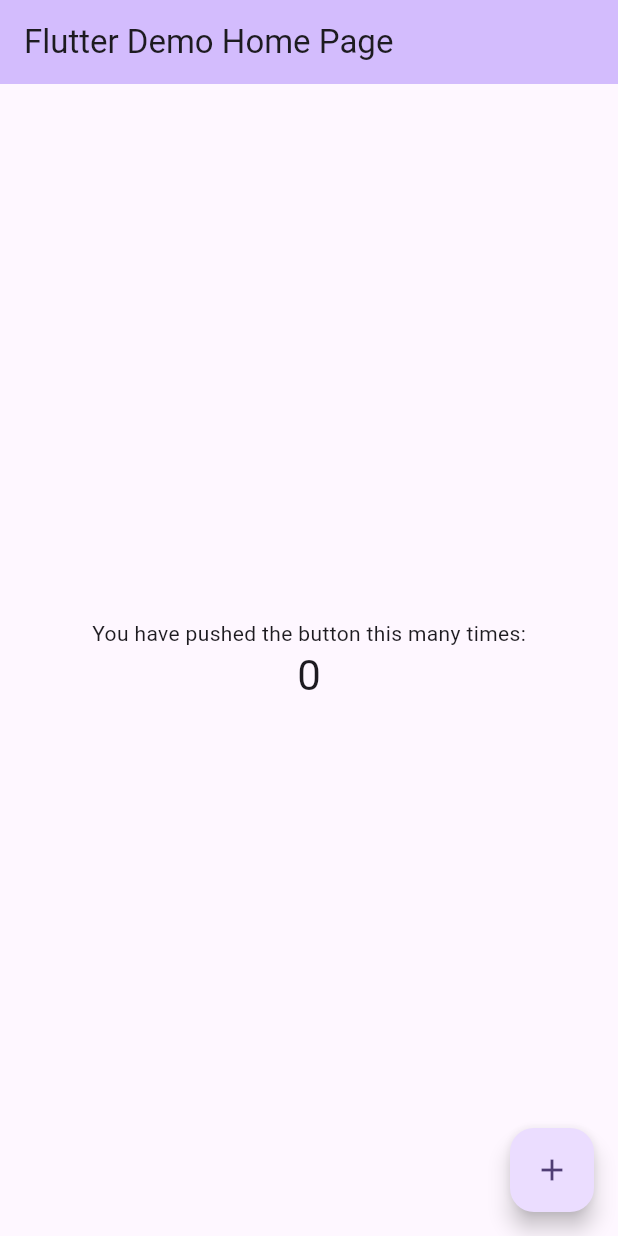
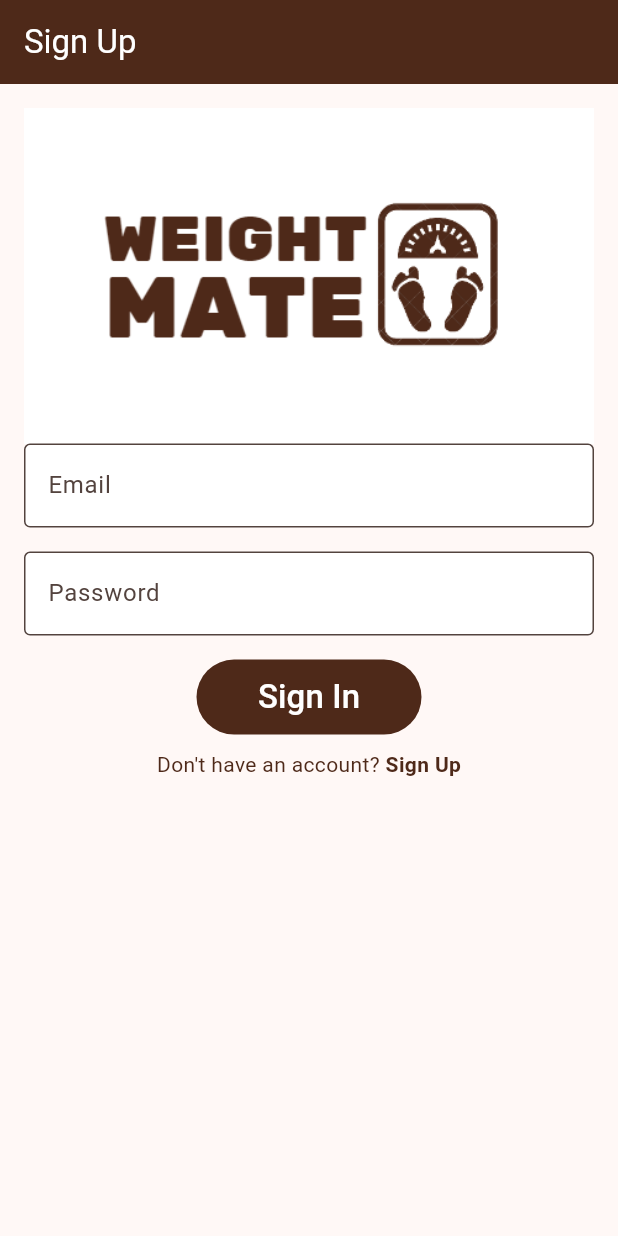
Before and after one commit to DiyaSingla/weightmate, a Flutter app: the screen it shows after launch, on a phone screen of 412 x 824 dp. Run offline on Flutter 3.47's test engine with Material 3 defaults, Android fonts, the phone set to English and light mode, and no system bars.

Commit message:
app screens added

```diff
--- a/lib/main.dart
+++ b/lib/main.dart
@@ -1,4 +1,6 @@
 import 'package:flutter/material.dart';
+import 'package:weightmate/screens/splash_screen.dart';
+import 'package:weightmate/utils/colors.dart';
 
 void main() {
   runApp(const MyApp());
@@ -7,119 +9,17 @@
 class MyApp extends StatelessWidget {
   const MyApp({super.key});
 
-  // This widget is the root of your application.
   @override
   Widget build(BuildContext context) {
     return MaterialApp(
-      title: 'Flutter Demo',
+      title: 'Weight Mate',
       theme: ThemeData(
-        // This is the theme of your application.
-        //
-        // TRY THIS: Try running your application with "flutter run". You'll see
-        // the application has a purple toolbar. Then, without quitting the app,
-        // try changing the seedColor in the colorScheme below to Colors.green
-        // and then invoke "hot reload" (save your changes or press the "hot
-        // reload" button in a Flutter-supported IDE, or press "r" if you used
-        // the command line to start the app).
-        //
-        // Notice that the counter didn't reset back to zero; the application
-        // state is not lost during the reload. To reset the state, use hot
-        // restart instead.
-        //
-        // This works for code too, not just values: Most code changes can be
-        // tested with just a hot reload.
-        colorScheme: ColorScheme.fromSeed(seedColor: Colors.deepPurple),
-        useMaterial3: true,
-      ),
-      home: const MyHomePage(title: 'Flutter Demo Home Page'),
+          appBarTheme: const AppBarTheme(
+              color: primaryColor, foregroundColor: Colors.white),
+          colorSchemeSeed: primaryColor,
+          useMaterial3: true),
+      home: const SplashScreen(),
+      debugShowCheckedModeBanner: false,
     );
   }
 }
-
-class MyHomePage extends StatefulWidget {
-  const MyHomePage({super.key, required this.title});
-
-  // This widget is the home page of your application. It is stateful, meaning
-  // that it has a State object (defined below) that contains fields that affect
-  // how it looks.
-
-  // This class is the configuration for the state. It holds the values (in this
-  // case the title) provided by the parent (in this case the App widget) and
-  // used by the build method of the State. Fields in a Widget subclass are
-  // always marked "final".
-
-  final String title;
-
-  @override
-  State<MyHomePage> createState() => _MyHomePageState();
-}
-
-class _MyHomePageState extends State<MyHomePage> {
-  int _counter = 0;
-
-  void _incrementCounter() {
-    setState(() {
-      // This call to setState tells the Flutter framework that something has
-      // changed in this State, which causes it to rerun the build method below
-      // so that the display can reflect the updated values. If we changed
-      // _counter without calling setState(), then the build method would not be
-      // called again, and so nothing would appear to happen.
-      _counter++;
-    });
-  }
-
-  @override
-  Widget build(BuildContext context) {
-    // This method is rerun every time setState is called, for instance as done
-    // by the _incrementCounter method above.
-    //
-    // The Flutter framework has been optimized to make rerunning build methods
-    // fast, so that you can just rebuild anything that needs updating rather
-    // than having to individually change instances of widgets.
-    return Scaffold(
-      appBar: AppBar(
-        // TRY THIS: Try changing the color here to a specific color (to
-        // Colors.amber, perhaps?) and trigger a hot reload to see the AppBar
-        // change color while the other colors stay the same.
-        backgroundColor: Theme.of(context).colorScheme.inversePrimary,
-        // Here we take the value from the MyHomePage object that was created by
-        // the App.build method, and use it to set our appbar title.
-        title: Text(widget.title),
-      ),
-      body: Center(
-        // Center is a layout widget. It takes a single child and positions it
-        // in the middle of the parent.
-        child: Column(
-          // Column is also a layout widget. It takes a list of children and
-          // arranges them vertically. By default, it sizes itself to fit its
-          // children horizontally, and tries to be as tall as its parent.
-          //
-          // Column has various properties to control how it sizes itself and
-          // how it positions its children. Here we use mainAxisAlignment to
-          // center the children vertically; the main axis here is the vertical
-          // axis because Columns are vertical (the cross axis would be
-          // horizontal).
-          //
-          // TRY THIS: Invoke "debug painting" (choose the "Toggle Debug Paint"
-          // action in the IDE, or press "p" in the console), to see the
-          // wireframe for each widget.
-          mainAxisAlignment: MainAxisAlignment.center,
-          children: <Widget>[
-            const Text(
-              'You have pushed the button this many times:',
-            ),
-            Text(
-              '$_counter',
-              style: Theme.of(context).textTheme.headlineMedium,
-            ),
-          ],
-        ),
-      ),
-      floatingActionButton: FloatingActionButton(
-        onPressed: _incrementCounter,
-        tooltip: 'Increment',
-        child: const Icon(Icons.add),
-      ), // This trailing comma makes auto-formatting nicer for build methods.
-    );
-  }
-}
--- /dev/null
+++ b/lib/screens/signin_screen.dart
@@ -0,0 +1,77 @@
+import 'package:flutter/material.dart';
+import 'package:weightmate/screens/home_screen.dart';
+import 'package:weightmate/screens/signup_screen.dart';
+import 'package:weightmate/utils/widgets.dart';
+
+class SignInPage extends StatefulWidget {
+  const SignInPage({super.key});
+
+  @override
+  SignInPageState createState() => SignInPageState();
+}
+
+class SignInPageState extends State<SignInPage> {
+  final TextEditingController _emailController = TextEditingController();
+  final TextEditingController _passwordController = TextEditingController();
+
+  @override
+  Widget build(BuildContext context) {
+    return Scaffold(
+      appBar: AppBar(
+        title: const Text('Sign Up'),
+        automaticallyImplyLeading: false,
+      ),
+      body: Padding(
+        padding: const EdgeInsets.all(16.0),
+        child: Column(
+          crossAxisAlignment: CrossAxisAlignment.center,
+          children: [
+            Image.asset("assets/images/logo2.png"),
+            // Email Field
+            TextField(
+              controller: _emailController,
+              decoration: const InputDecoration(
+                labelText: 'Email',
+                border: OutlineInputBorder(),
+                filled: true,
+                fillColor: Colors.white,
+              ),
+              keyboardType: TextInputType.emailAddress,
+            ),
+            const SizedBox(height: 16),
+
+            // Password Field
+            TextField(
+              controller: _passwordController,
+              decoration: const InputDecoration(
+                labelText: 'Password',
+                border: OutlineInputBorder(),
+                filled: true,
+                fillColor: Colors.white,
+              ),
+              obscureText: true,
+            ),
+            const SizedBox(height: 16),
+
+            // Sign In Button
+            signInSignUpButton(context, true, () {
+              Navigator.push(
+                  context,
+                  MaterialPageRoute(
+                      builder: (context) => const HomePage(idx: 0)));
+            }),
+
+            const SizedBox(
+              height: 10,
+            ),
+
+            switchPage(context, true, () {
+              Navigator.push(context,
+                  MaterialPageRoute(builder: (context) => const SignUpPage()));
+            })
+          ],
+        ),
+      ),
+    );
+  }
+}
--- /dev/null
+++ b/lib/utils/colors.dart
@@ -0,0 +1,6 @@
+import 'dart:ui';
+
+import 'package:flutter/material.dart';
+
+const primaryColor = Color(0xff4e2919);
+const bgColor = Color.fromARGB(255, 250, 242, 227);
--- /dev/null
+++ b/lib/utils/widgets.dart
@@ -0,0 +1,42 @@
+import 'package:flutter/material.dart';
+import 'package:weightmate/utils/colors.dart';
+
+Widget signInSignUpButton(
+    BuildContext context, bool isSignIn, Function() onPressed) {
+  return ElevatedButton(
+    onPressed: onPressed,
+    style: ElevatedButton.styleFrom(
+      backgroundColor: primaryColor,
+      elevation: 0,
+      shape: RoundedRectangleBorder(
+        borderRadius: BorderRadius.circular(30),
+      ),
+      minimumSize: const Size(150, 50),
+    ),
+    child: Text(
+      (isSignIn ? "Sign In" : "Sign Up"),
+      style: const TextStyle(
+        fontSize: 22,
+        color: Colors.white,
+      ),
+    ),
+  );
+}
+
+Row switchPage(BuildContext context, bool isSignIn, Function() onTap) {
+  return Row(
+    mainAxisAlignment: MainAxisAlignment.center,
+    children: [
+      Text((isSignIn ? "Don't have an account? " : "Already have an account? "),
+          style: const TextStyle(color: primaryColor)),
+      GestureDetector(
+        onTap: onTap,
+        child: Text(
+          (isSignIn ? "Sign Up" : "Sign In"),
+          style:
+              const TextStyle(color: primaryColor, fontWeight: FontWeight.bold),
+        ),
+      )
+    ],
+  );
+}
--- a/pubspec.yaml
+++ b/pubspec.yaml
@@ -35,6 +35,8 @@ dependencies:
   # The following adds the Cupertino Icons font to your application.
   # Use with the CupertinoIcons class for iOS style icons.
   cupertino_icons: ^1.0.8
+  flutter_local_notifications: ^17.2.3
+  timezone: ^0.9.4
 
 dev_dependencies:
   flutter_test:
@@ -59,8 +61,8 @@ flutter:
   uses-material-design: true
 
   # To add assets to your application, add an assets section, like this:
-  # assets:
-  #   - images/a_dot_burr.jpeg
+  assets:
+    - assets/images/
   #   - images/a_dot_ham.jpeg
 
   # An image asset can refer to one or more resolution-specific "variants", see
```
Also changed, not shown: lib/screens/home_screen.dart (added, +141 -0 lines), lib/screens/signup_screen.dart (added, +127 -0 lines), lib/screens/splash_screen.dart (added, +29 -0 lines), assets/images/logo.png (added), assets/images/logo2.png (added), pubspec.lock, 1 other file.
